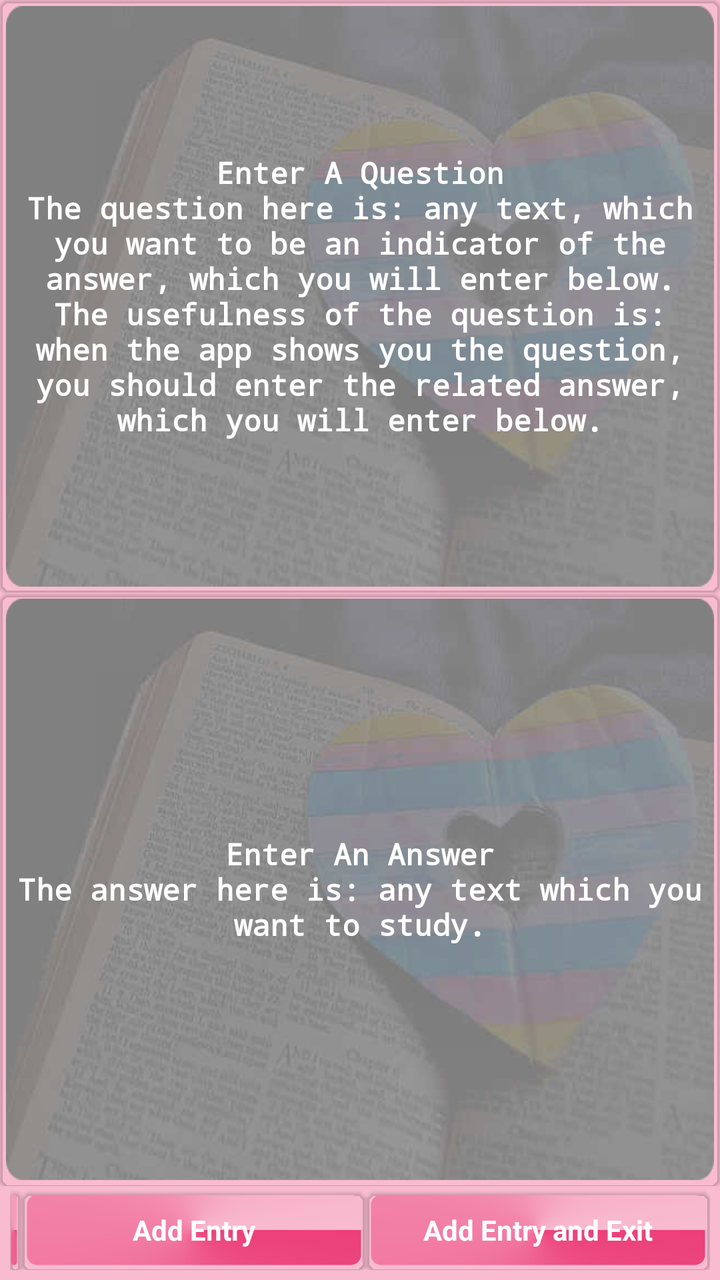
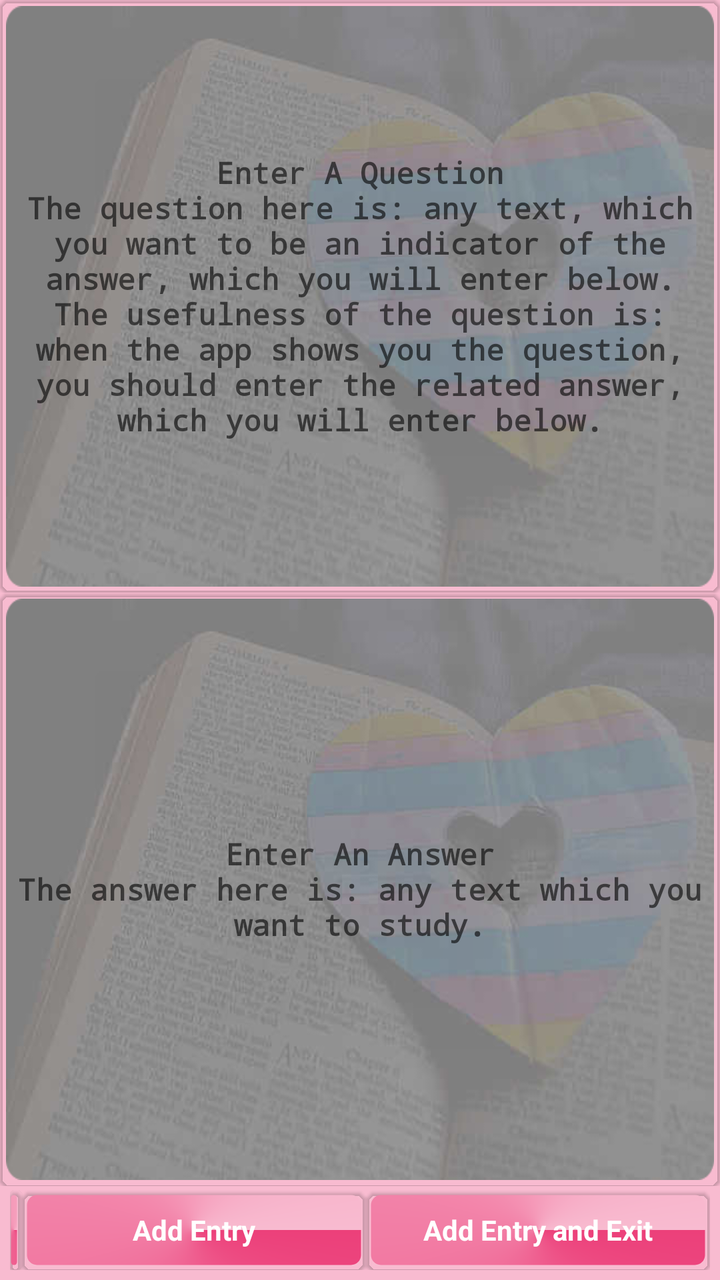

An Android layout rendered at two revisions. The XML below is the earlier revision; the diff shows what the commit changed to produce the second picture.
<!-- AndroidManifest.xml: application theme MyMaterialTheme -->
<!-- res/layout/content_add_entry.xml -->
<?xml version="1.0" encoding="utf-8"?>
<RelativeLayout
    xmlns:android="http://schemas.android.com/apk/res/android"
    xmlns:android.support.v7.cardview="http://schemas.android.com/apk/res-auto"
    xmlns:tools="http://schemas.android.com/tools"
    xmlns:app="http://schemas.android.com/apk/res-auto"
    android:layout_width="match_parent"
    android:layout_height="match_parent"
    app:layout_behavior="@string/appbar_scrolling_view_behavior"
    tools:context="com.ahmedsameha1.studyvocabularyfive.AddEntryActivity"
    tools:showIn="@layout/app_bar_add_entry">


<LinearLayout
    android:id="@+id/container"
    android:layout_width="match_parent"
    android:layout_height="match_parent"
    android:orientation="vertical"
    android:weightSum="2">

        <LinearLayout
            android:id="@+id/question_linearlayout"
            android:layout_width="match_parent"
            android:layout_height="0dp"
            android:layout_margin="0dp"
            android:layout_weight="1"
            android:background="@drawable/show_question_background"
            android:padding="0dp">

            <android.support.v7.widget.CardView
                android:layout_width="match_parent"
                android:layout_height="match_parent"
                android.support.v7.cardview:cardBackgroundColor="@android:color/transparent"
                android.support.v7.cardview:cardCornerRadius="5dp"
                android.support.v7.cardview:cardElevation="1dp">

                <EditText
                    android:id="@+id/question"
                    android:layout_width="match_parent"
                    android:layout_height="match_parent"
                    android:background="@drawable/text_bordered_transperant"
                    android:gravity="center"
                    android:hint="@string/enter_a_question"
                    android:imeOptions="flagNoExtractUi"
                    android:inputType="textNoSuggestions|textMultiLine"
                    android:minLines="1"
                    android:padding="5dp"
                    android:scrollbarAlwaysDrawVerticalTrack="true"
                    android:scrollbars="vertical"
                    android:textColor="#FFFFFF"
                    android:textColorHint="#FFFFFF"
                    android:textSize="15sp"
                    android:textStyle="bold"
                    android:typeface="monospace" />
            </android.support.v7.widget.CardView>
        </LinearLayout>

        <LinearLayout
            android:id="@+id/answer_linearlayout"
            android:layout_width="match_parent"
            android:layout_height="0dp"
            android:layout_margin="0dp"
            android:layout_weight="1"
            android:background="@drawable/show_question_background"
            android:padding="0dp">

            <android.support.v7.widget.CardView
                android:layout_width="match_parent"
                android:layout_height="match_parent"
                android.support.v7.cardview:cardBackgroundColor="@android:color/transparent"
                android.support.v7.cardview:cardCornerRadius="5dp"
                android.support.v7.cardview:cardElevation="1dp">

                <EditText
                    android:id="@+id/answer"
                    android:layout_width="match_parent"
                    android:layout_height="match_parent"
                    android:layout_gravity="center"
                    android:background="@drawable/text_bordered_transperant"
                    android:enabled="true"
                    android:gravity="center"
                    android:hint="@string/enter_an_answer"
                    android:imeOptions="flagNoExtractUi"
                    android:inputType="textNoSuggestions|textMultiLine"
                    android:minLines="1"
                    android:padding="5dp"
                    android:scrollbarAlwaysDrawVerticalTrack="true"
                    android:textColor="#FFFFFF"
                    android:textColorHint="#FFFFFF"
                    android:textSize="15sp"
                    android:textStyle="bold"
                    android:typeface="monospace" />
            </android.support.v7.widget.CardView>
        </LinearLayout>

        <LinearLayout
            android:layout_width="match_parent"
            android:layout_height="40dp"
            android:layout_marginBottom="5dp"
            android:layout_marginLeft="5dp"
            android:layout_marginRight="5dp"
            android:layout_marginTop="2dp">

            <android.support.v7.widget.CardView
                android:layout_width="wrap_content"
                android:layout_height="match_parent"
                android:layout_weight="0"
                android.support.v7.cardview:cardBackgroundColor="@android:color/transparent"
                android.support.v7.cardview:cardCornerRadius="5dp"
                android.support.v7.cardview:cardElevation="1dp"
                android.support.v7.cardview:cardPreventCornerOverlap="true">

                <TextView
                    android:id="@+id/show_actionbar"
                    android:layout_width="match_parent"
                    android:layout_height="match_parent"
                    android:layout_marginBottom="2dp"
                    android:layout_marginRight="2dp"
                    android:layout_marginTop="2dp"
                    android:background="@drawable/text_bordered_colored"
                    android:gravity="center"
                    android:padding="2dp"
                    android:textColor="@drawable/textview_enabled_disabled_selector" />
            </android.support.v7.widget.CardView>


            <android.support.v7.widget.CardView
                android:layout_width="0dp"
                android:layout_height="match_parent"
                android:layout_weight="1"
                android.support.v7.cardview:cardBackgroundColor="@android:color/transparent"
                android.support.v7.cardview:cardCornerRadius="5dp"
                android.support.v7.cardview:cardElevation="1dp">

                <TextView
                    android:id="@+id/add_entry"
                    android:layout_width="match_parent"
                    android:layout_height="match_parent"

                    android:layout_margin="2dp"
                    android:background="@drawable/text_bordered_colored"
                    android:enabled="true"
                    android:gravity="center"
                    android:padding="2dp"
                    android:text="@string/add_entry"
                    android:textColor="@drawable/textview_enabled_disabled_selector"
                    android:textStyle="bold" />
            </android.support.v7.widget.CardView>




            <android.support.v7.widget.CardView
                android:layout_width="0dp"
                android:layout_height="match_parent"
                android:layout_weight="1"
                android.support.v7.cardview:cardBackgroundColor="@android:color/transparent"
                android.support.v7.cardview:cardCornerRadius="5dp"
                android.support.v7.cardview:cardElevation="1dp">

                <TextView
                    android:id="@+id/add_entry_finish"
                    android:layout_width="match_parent"
                    android:layout_height="match_parent"
                    android:layout_margin="2dp"
                    android:background="@drawable/text_bordered_colored"
                    android:enabled="true"
                    android:gravity="center"
                    android:padding="2dp"
                    android:text="@string/add_entry_finish"
                    android:textColor="@drawable/textview_enabled_disabled_selector"
                    android:textStyle="bold" />
            </android.support.v7.widget.CardView>


        </LinearLayout>

    </LinearLayout>

</RelativeLayout>
<!-- res/layout/app_bar_add_entry.xml (included above) -->
<?xml version="1.0" encoding="utf-8"?>
<android.support.design.widget.CoordinatorLayout xmlns:android="http://schemas.android.com/apk/res/android"
    xmlns:app="http://schemas.android.com/apk/res-auto"
    xmlns:tools="http://schemas.android.com/tools"
    android:layout_width="match_parent"
    android:layout_height="match_parent"
    android:fitsSystemWindows="true">

    <android.support.design.widget.AppBarLayout
        android:layout_width="match_parent"
        android:layout_height="wrap_content"
        android:theme="@style/AppTheme.AppBarOverlay">
        <android.support.v7.widget.Toolbar xmlns:app="http://schemas.android.com/apk/res-auto"
            android:id="@+id/toolbar"
            android:layout_width="fill_parent"
            android:layout_height="?attr/actionBarSize"
            android:background="?attr/colorPrimary"
            android:minHeight="?attr/actionBarSize">

            <LinearLayout
                android:layout_width="wrap_content"
                android:layout_height="wrap_content">
                <Spinner
                    android:id="@+id/field_spinner"
                    android:layout_width="wrap_content"
                    android:layout_height="match_parent"
                    />

            </LinearLayout>
        </android.support.v7.widget.Toolbar>
        <View android:layout_width="match_parent"
            android:layout_height="4dp"
            android:background="@drawable/toolbar_drop_shadow"/>
    </android.support.design.widget.AppBarLayout>

    <include layout="@layout/content_add_entry" />

</android.support.design.widget.CoordinatorLayout>
<!-- resources referenced by this layout -->
<resources>
  <!-- drawable show_question_background (drawable) -->
  <?xml version="1.0" encoding="utf-8"?>
  <inset xmlns:android="http://schemas.android.com/apk/res/android"
      android:drawable="@drawable/book_heart_rounded_corners_15_radius"
      android:insetTop="3dp"
      android:insetBottom="3dp"
      android:insetRight="3dp"
      android:insetLeft="3dp"/>
  <!-- drawable text_bordered_colored (drawable) -->
  <shape xmlns:android="http://schemas.android.com/apk/res/android"
  android:thickness="0dp"
  android:shape="rectangle">
  <stroke android:width="1dp"
      android:color="@android:color/transparent"/>
  <corners android:radius="5dp" />
  <gradient
      android:startColor="@color/colorPrimary"
      android:endColor="@color/windowBackground"
      android:type="sweep"
      android:angle="270"/>
  </shape>
  <!-- drawable text_bordered_transperant (drawable) -->
  <shape xmlns:android="http://schemas.android.com/apk/res/android"
      android:thickness="0dp"
      android:shape="rectangle">
      <stroke android:width="1dp"
          android:color="@android:color/transparent"/>
      <corners android:radius="5dp" />
      <gradient
          android:startColor="@android:color/transparent"
          android:endColor="@android:color/transparent"
          android:type="linear"
          android:angle="270"/>
  </shape>
  <!-- drawable textview_enabled_disabled_selector (drawable) -->
  <?xml version="1.0" encoding="utf-8"?>
  <selector xmlns:android="http://schemas.android.com/apk/res/android">
      <item android:state_enabled="false" android:color="@android:color/darker_gray" />
      <item android:state_enabled="true" android:color="@android:color/white"/>
  </selector>
  <!-- drawable toolbar_drop_shadow (drawable) -->
  <?xml version="1.0" encoding="utf-8"?>
  <shape xmlns:android="http://schemas.android.com/apk/res/android"
      android:shape="rectangle" >
  
      <gradient
          android:angle="90"
          android:endColor="#757575"
          android:startColor="#bdbdbd" />
  
  </shape>
  <string name="add_entry">Add Entry</string>
  <string name="add_entry_finish">Add Entry and Exit</string>
  <string name="appbar_scrolling_view_behavior" translatable="false">android.support.design.widget.AppBarLayout$ScrollingViewBehavior</string>
  <string name="enter_a_question">Enter A Question\nThe question here is: any text, which you want to be an indicator of the answer, which you will enter below. The usefulness of the question is: when the app shows you the question, you should enter the related answer, which you will enter below.</string>
  <string name="enter_an_answer">Enter An Answer\nThe answer here is: any text which you want to study.</string>
  <style name="AppTheme.AppBarOverlay" parent="ThemeOverlay.AppCompat.Dark.ActionBar" />
  <style name="MyMaterialTheme" parent="MyMaterialTheme.Base">
  
      </style>
  <!-- drawable book_heart_rounded_corners_15_radius: png bitmap (drawable, 118245 bytes) -->
  <color name="colorPrimary">#EC407A</color>
  <color name="windowBackground">#F8BBD0</color>
  <style name="MyMaterialTheme.Base" parent="Theme.AppCompat.Light.DarkActionBar">
          <item name="windowNoTitle">true</item>
          <item name="windowActionBar">false</item>
          <item name="colorPrimary">@color/colorPrimary</item>
          <item name="colorPrimaryDark">@color/colorPrimaryDark</item>
          <item name="colorAccent">@color/colorAccent</item>
          <item name="android:windowBackground">@color/windowBackground</item>
      </style>
  <color name="colorPrimaryDark">#AD1457</color>
  <color name="colorAccent">#EA80FC</color>
</resources>

<!-- the commit's change to res/layout/content_add_entry.xml (unified diff, before → after) -->
@@ -7,7 +7,7 @@
     android:layout_width="match_parent"
     android:layout_height="match_parent"
     app:layout_behavior="@string/appbar_scrolling_view_behavior"
-    tools:context="com.ahmedsameha1.studyvocabularyfive.AddEntryActivity"
+    tools:context="com.ahmedsameha1.studyvocabulary.AddEntryActivity"
     tools:showIn="@layout/app_bar_add_entry">
 
 
@@ -48,7 +48,6 @@
                     android:scrollbarAlwaysDrawVerticalTrack="true"
                     android:scrollbars="vertical"
                     android:textColor="#FFFFFF"
-                    android:textColorHint="#FFFFFF"
                     android:textSize="15sp"
                     android:textStyle="bold"
                     android:typeface="monospace" />
@@ -86,7 +85,7 @@
                     android:padding="5dp"
                     android:scrollbarAlwaysDrawVerticalTrack="true"
                     android:textColor="#FFFFFF"
-                    android:textColorHint="#FFFFFF"
+
                     android:textSize="15sp"
                     android:textStyle="bold"
                     android:typeface="monospace" />
